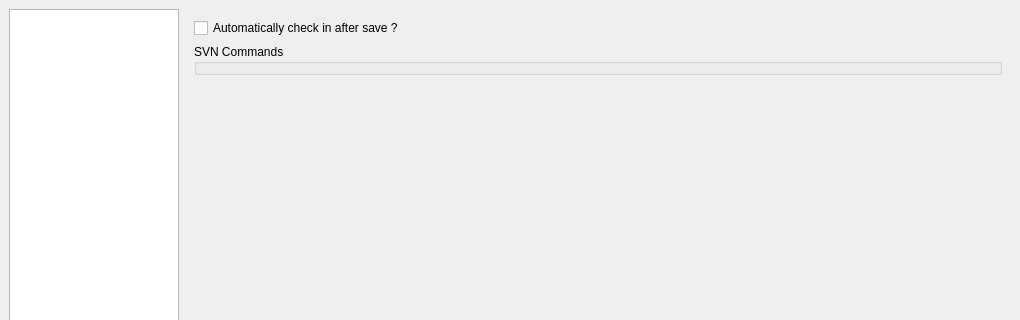
The window that configdialog.ui (svn2github/texstudio-trunk) describes before a commit, drawn with Qt 5; both pictures show x 0 to 1020 and y 0 to 320 of the 1020 by 674 pixel window.
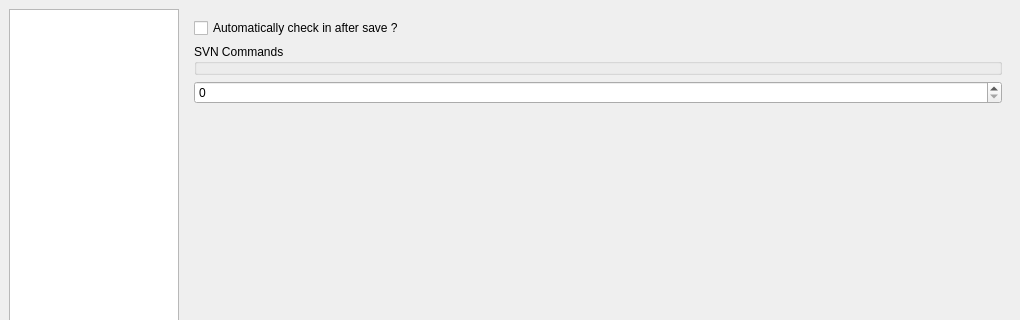
The same window after the commit. Icons and pictures are not drawn.

The edit to the form file:
```diff
--- a/configdialog.ui
+++ b/configdialog.ui
@@ -1315,6 +1315,9 @@
          </property>
         </widget>
        </item>
+       <item>
+        <widget class="QSpinBox" name="sbDirSearchDepth"/>
+       </item>
        <item>
         <spacer name="verticalSpacer_2">
          <property name="orientation">
```
